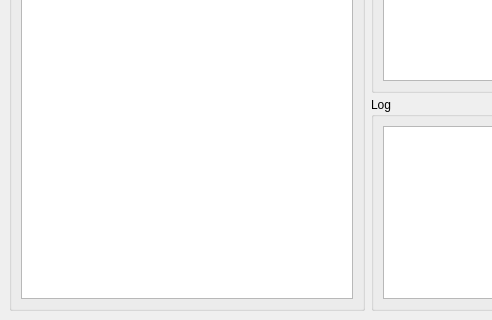
Above: src/gui/templates/MainWindow.ui from goc9000/spellout before the change; both pictures show x 0 to 492 and y 247 to 567 of the 1045 by 567 pixel window. Below: the same form after it.
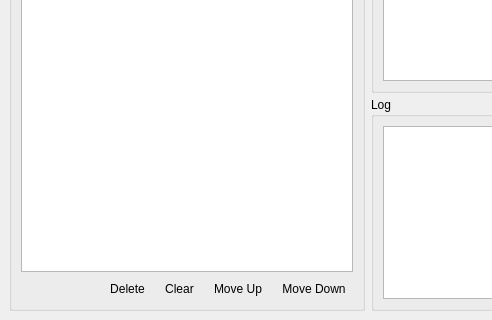
That is the form after the change. Icons and pictures are not drawn. Custom widgets are drawn as their Qt base class.

Commit message: Added full editing controls for lexicon (e.g. delete/move)

The edit to the form file:
```diff
--- a/src/gui/templates/MainWindow.ui
+++ b/src/gui/templates/MainWindow.ui
@@ -124,8 +124,8 @@
         <property name="title">
          <string>Lexicon</string>
         </property>
-        <layout class="QGridLayout" name="gridLayout_2">
-         <item row="0" column="0">
+        <layout class="QVBoxLayout" name="verticalLayout">
+         <item>
           <widget class="LexiconTable" name="lexicon_table">
            <property name="minimumSize">
             <size>
@@ -141,6 +141,90 @@
            </property>
           </widget>
          </item>
+         <item>
+          <layout class="QHBoxLayout" name="lexicon_buttons">
+           <item>
+            <spacer name="horizontalSpacer">
+             <property name="orientation">
+              <enum>Qt::Horizontal</enum>
+             </property>
+             <property name="sizeHint" stdset="0">
+              <size>
+               <width>40</width>
+               <height>20</height>
+              </size>
+             </property>
+            </spacer>
+           </item>
+           <item>
+            <widget class="QToolButton" name="lexicon_delete_button">
+             <property name="text">
+              <string>Delete</string>
+             </property>
+             <property name="toolButtonStyle">
+              <enum>Qt::ToolButtonTextBesideIcon</enum>
+             </property>
+             <property name="autoRaise">
+              <bool>true</bool>
+             </property>
+             <property name="arrowType">
+              <enum>Qt::NoArrow</enum>
+             </property>
+             <property name="standardIcon" stdset="0">
+              <string notr="true">SP_DialogDiscardButton</string>
+             </property>
+            </widget>
+           </item>
+           <item>
+            <widget class="QToolButton" name="lexicon_clear_button">
+             <property name="text">
+              <string>Clear</string>
+             </property>
+             <property name="toolButtonStyle">
+              <enum>Qt::ToolButtonTextBesideIcon</enum>
+             </property>
+             <property name="autoRaise">
+              <bool>true</bool>
+             </property>
+             <property name="standardIcon" stdset="0">
+              <string notr="true">SP_DialogResetButton</string>
+             </property>
+            </widget>
+           </item>
+           <item>
+            <widget class="QToolButton" name="lexicon_move_up_button">
+             <property name="text">
+              <string>Move Up</string>
+             </property>
+             <property name="toolButtonStyle">
+              <enum>Qt::ToolButtonTextBesideIcon</enum>
+             </property>
+             <property name="autoRaise">
+              <bool>true</bool>
+             </property>
+             <property name="standardIcon" stdset="0">
+              <string notr="true">SP_ArrowUp</string>
+             </property>
+            </widget>
+           </item>
+           <item>
+            <widget class="QToolButton" name="lexicon_move_down_button">
+             <property name="text">
+              <string>Move Down</string>
+             </property>
+             <property name="toolButtonStyle">
+              <enum>Qt::ToolButtonTextBesideIcon</enum>
+             </property>
+             <property name="autoRaise">
+              <bool>true</bool>
+             </property>
+             <property name="standardIcon" stdset="0">
+              <string notr="true">SP_ArrowDown</string>
+             </property>
+            </widget>
+           </item>
+          </layout>
+         </item>
         </layout>
        </widget>
       </item>
```
Left out of the diff: 70 changed lines with no effect on the pictures. The commit also changes 2 other files.
